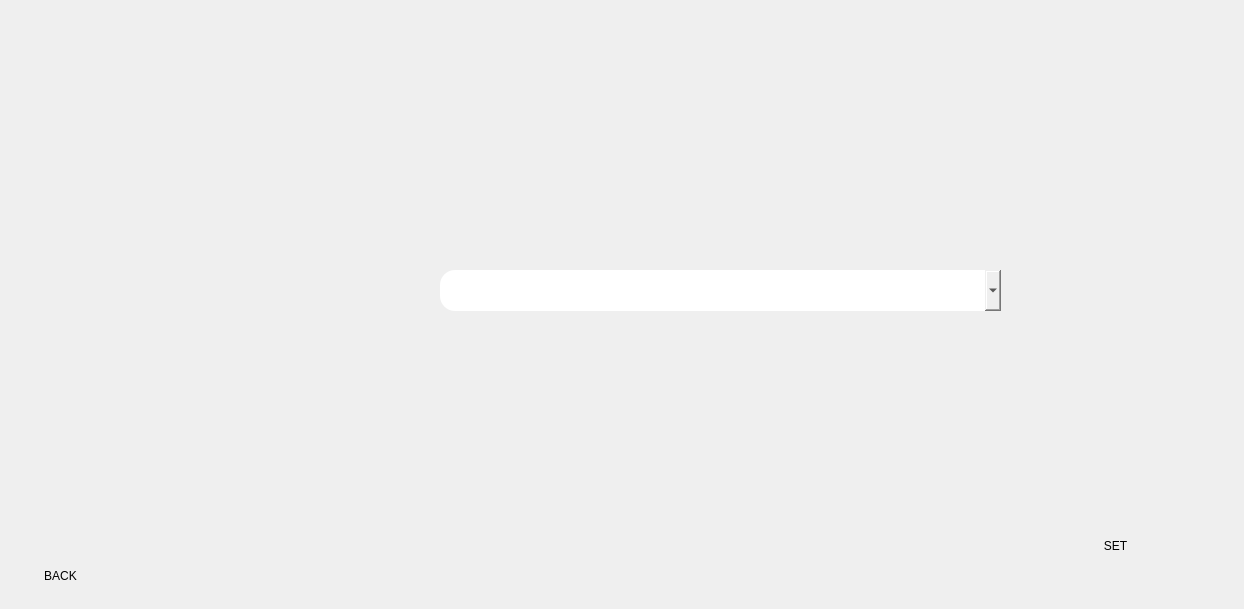
Qt form setprerequisites.ui (0Abdalla0/courseRegistration) before a commit.
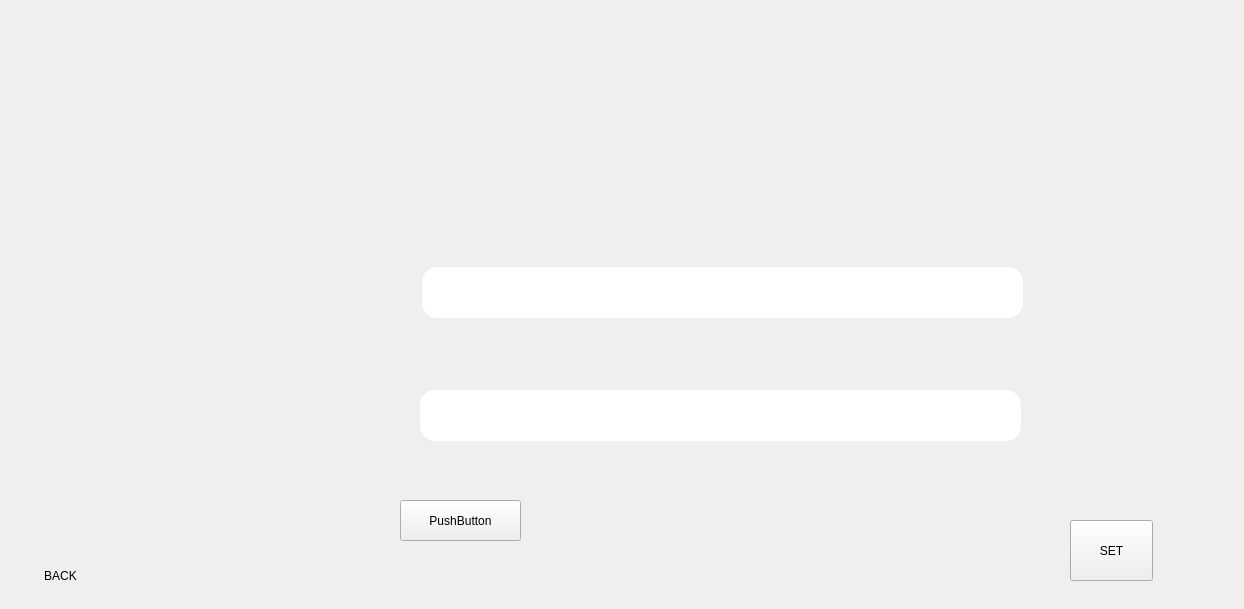
The same form after that commit. Icons and pictures are not drawn.

```diff
--- a/setprerequisites.ui
+++ b/setprerequisites.ui
@@ -16,25 +16,6 @@
   <property name="styleSheet">
    <string notr="true">background-image: url(:/imgs/images/setPre.jpg);</string>
   </property>
-  <widget class="QPushButton" name="pushButton">
-   <property name="geometry">
-    <rect>
-     <x>1050</x>
-     <y>520</y>
-     <width>131</width>
-     <height>51</height>
-    </rect>
-   </property>
-   <property name="styleSheet">
-    <string notr="true">border:none;
-border-radius:15%;
-color:black;
-font: 22pt &quot;Segoe UI&quot;;</string>
-   </property>
-   <property name="text">
-    <string>SET</string>
-   </property>
-  </widget>
   <widget class="QPushButton" name="pushButton_2">
    <property name="geometry">
     <rect>
@@ -56,18 +37,58 @@
     <string>BACK</string>
    </property>
   </widget>
-  <widget class="QComboBox" name="comboBox">
+  <widget class="QLineEdit" name="courseid_input">
    <property name="geometry">
     <rect>
-     <x>440</x>
-     <y>270</y>
-     <width>561</width>
+     <x>422</x>
+     <y>267</y>
+     <width>601</width>
+     <height>51</height>
+    </rect>
+   </property>
+   <property name="styleSheet">
+    <string notr="true">border-radius: 15%;
+color: black;</string>
+   </property>
+  </widget>
+  <widget class="QLineEdit" name="prerequisites_input">
+   <property name="geometry">
+    <rect>
+     <x>420</x>
+     <y>390</y>
+     <width>601</width>
+     <height>51</height>
+    </rect>
+   </property>
+   <property name="styleSheet">
+    <string notr="true">border-radius: 15%;
+color:black;</string>
+   </property>
+  </widget>
+  <widget class="QPushButton" name="setbtn">
+   <property name="geometry">
+    <rect>
+     <x>1070</x>
+     <y>520</y>
+     <width>83</width>
+     <height>61</height>
+    </rect>
+   </property>
+   <property name="text">
+    <string>SET</string>
+   </property>
+  </widget>
+  <widget class="QPushButton" name="pushButton">
+   <property name="geometry">
+    <rect>
+     <x>400</x>
+     <y>500</y>
+     <width>121</width>
      <height>41</height>
     </rect>
    </property>
-   <property name="styleSheet">
-    <string notr="true">background-image: url(:/imgs/images/white.jpg);
-border-radius:15%;</string>
+   <property name="text">
+    <string>PushButton</string>
    </property>
   </widget>
  </widget>
```
